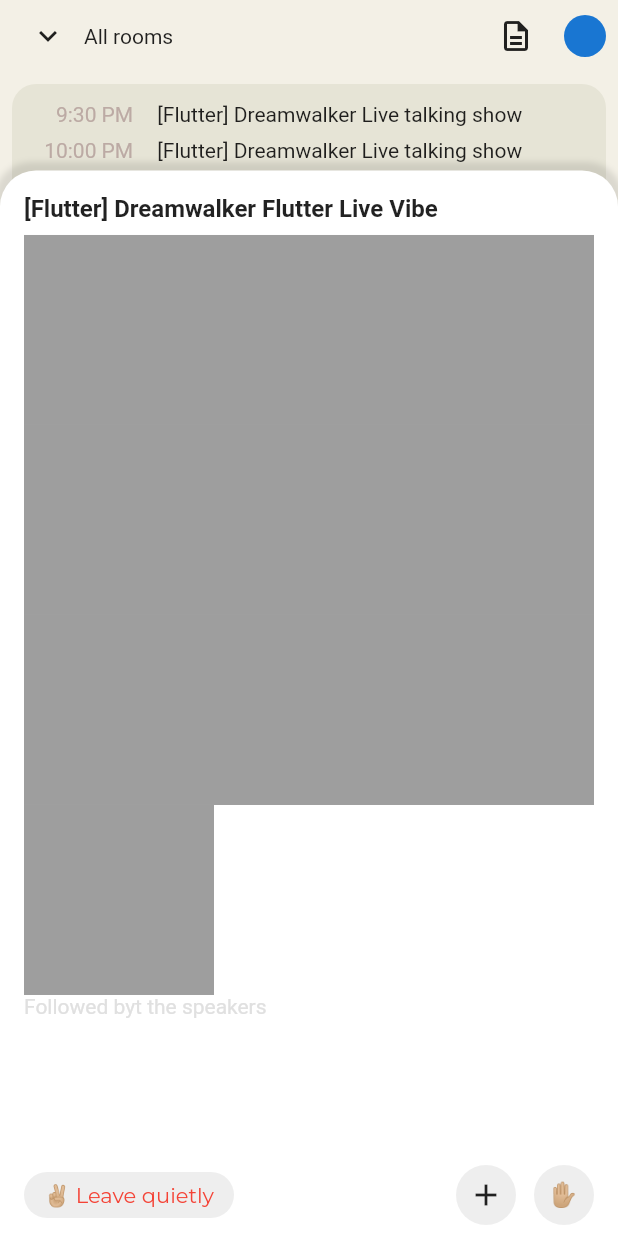
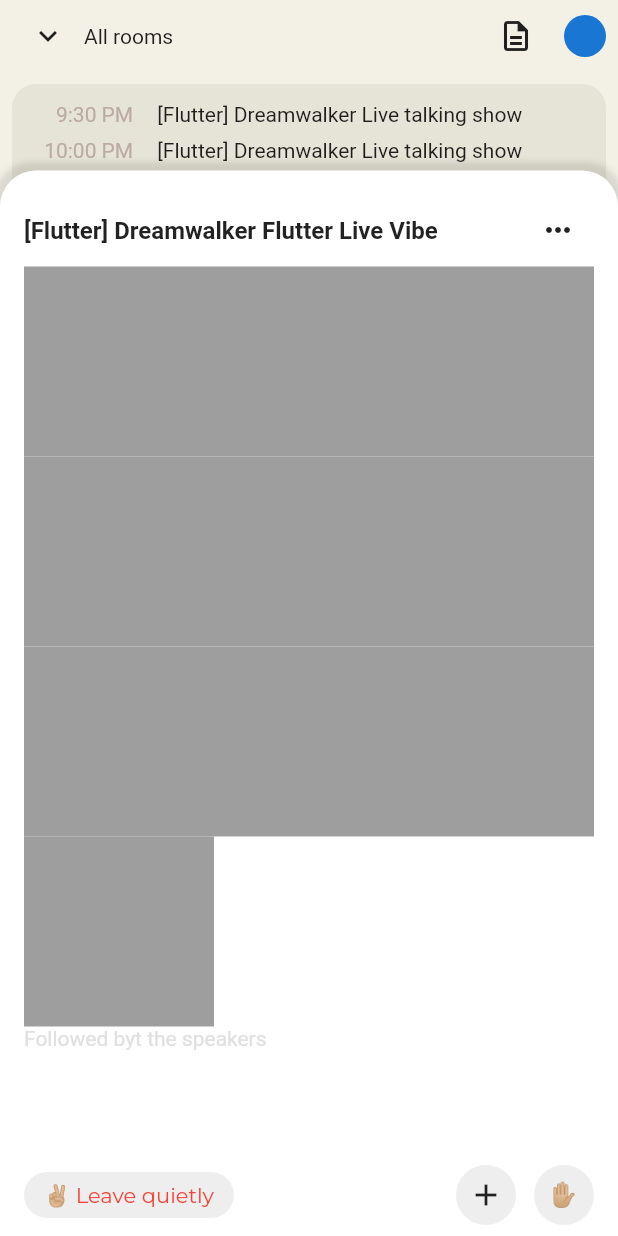
Before and after one commit to JAICHANGPARK/flutter_notebook_11th_story, a Flutter app: the screen it shows after launch, after a tap on the "apps" icon, after a tap on "+632", on a phone screen of 412 x 824 dp. Run offline on Flutter 3.47's test engine with Material 2 defaults, Android fonts, the phone set to English and light mode, and no system bars; drawn by our look-alikes of flutter_inner_drawer, flutter_slidable; our stand-ins replace backdrop, badges, google_fonts.

Commit message:
Update clubhouse_home_page.dart

```diff
--- a/lib/ep701_clubhouse/ui/clubhouse_home_page.dart
+++ b/lib/ep701_clubhouse/ui/clubhouse_home_page.dart
@@ -116,15 +116,16 @@ class _ClubhouseHomePageState extends State<ClubhouseHomePage> {
                                 child: ListView(
                                   children: [
                                     Row(
+                                      mainAxisAlignment: MainAxisAlignment.spaceBetween,
                                       children: [
                                         Text("[Flutter] Dreamwalker Flutter Live Vibe",
                                         style: TextStyle(
                                           fontSize: 16,
                                           fontWeight: FontWeight.bold
                                         ),),
+                                        IconButton(icon: Icon(Icons.more_horiz), onPressed: (){})
                                       ],
                                     ),
-                                    SizedBox(height: 8,),
                                     GridView.count(
                                       shrinkWrap: true,
                                       crossAxisCount: 3,
```
